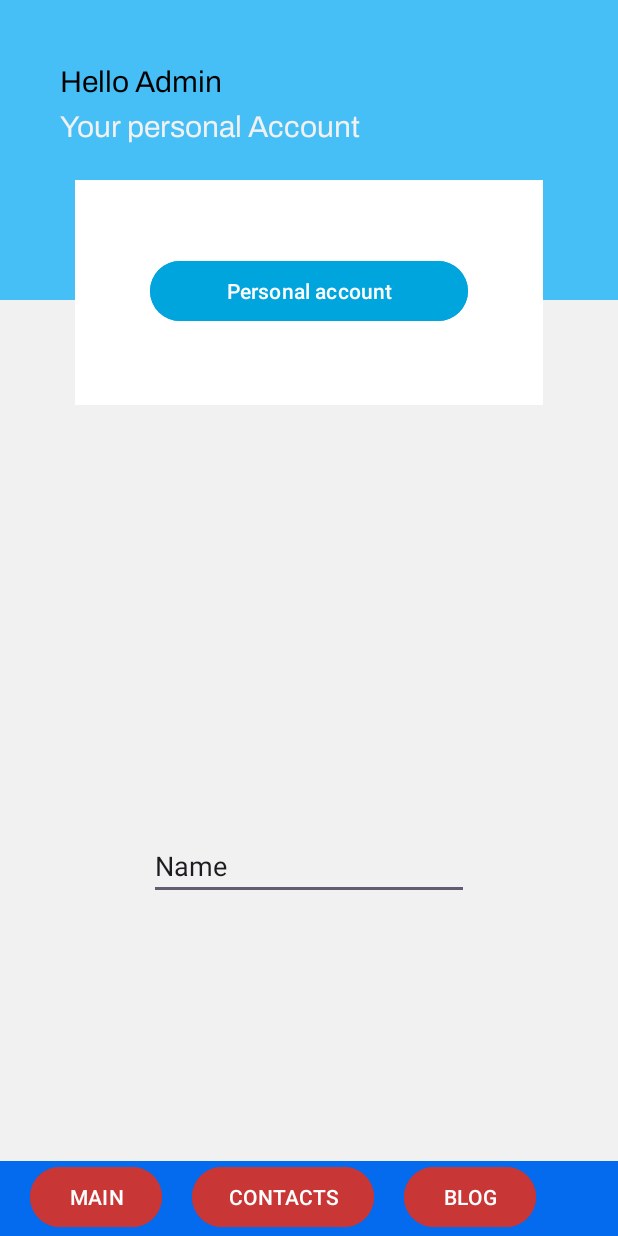
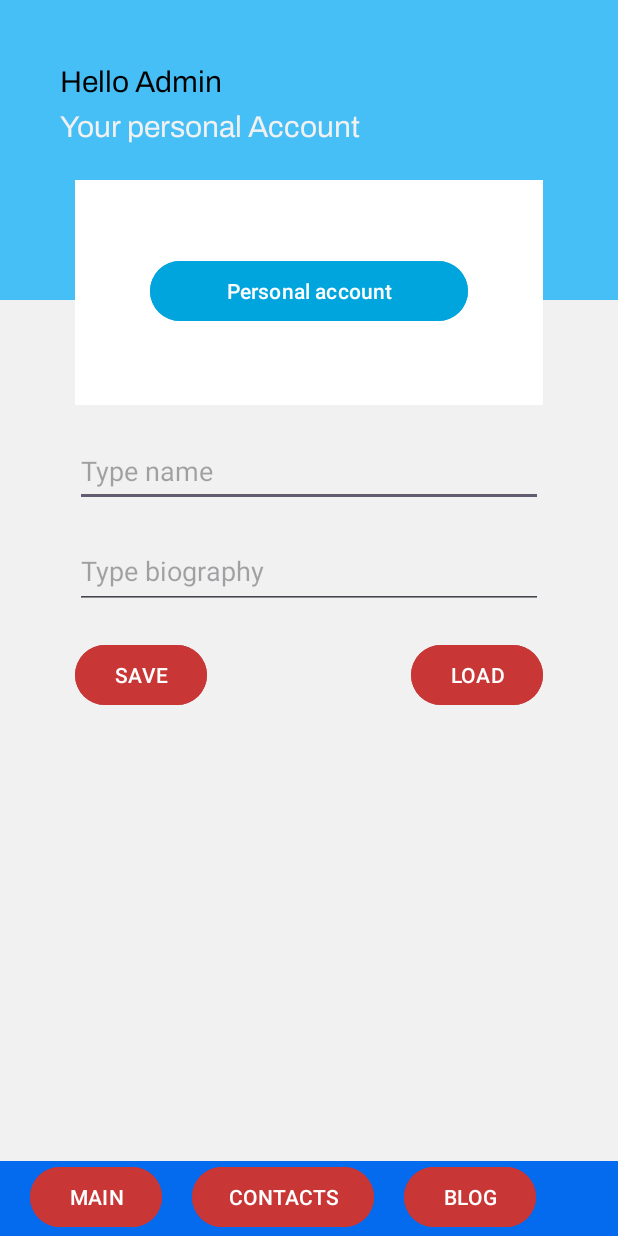
Before and after one commit to TheBaytur/A7, an Android app: the screen it shows after launch (MainActivity), on a phone screen of 412 x 824 dp. Run offline under Robolectric (Android 15) with nearby library versions, the phone set to English and light mode, and no system bars.

Commit message:
Text redactor

```diff
--- a/app/build.gradle.kts
+++ b/app/build.gradle.kts
@@ -4,7 +4,7 @@ plugins {
 
 android {
     namespace = "com.example.a7"
-    compileSdk = 33
+    compileSdk = 34
 
     defaultConfig {
         applicationId = "com.example.a7"
--- a/app/src/main/res/layout/activity_main.xml
+++ b/app/src/main/res/layout/activity_main.xml
@@ -55,15 +55,52 @@
         </RelativeLayout>
 
     <EditText
-        android:id="@+id/editTextText"
+        android:id="@+id/user_name_field"
+        android:layout_width="match_parent"
+        android:layout_height="wrap_content"
+        android:layout_below="@id/main_box"
+        android:layout_marginHorizontal="50dp"
+        android:layout_marginTop="20dp"
+        android:minHeight="48dp"
+        android:hint="Type name"
+        android:ems="10"
+        android:inputType="text"
+        />
+
+    <EditText
+        android:id="@+id/user_bio_field"
+        android:layout_width="match_parent"
+        android:layout_height="48dp"
+        android:layout_below="@id/user_name_field"
+        android:layout_marginHorizontal="50dp"
+        android:layout_marginTop="20dp"
+        android:layout_marginBottom="20dp"
+        android:ems="10"
+        android:gravity="start|top"
+        android:hint="Type biography"
+        android:inputType="textMultiLine"
+        android:minHeight="48dp" />
+
+    <Button
         android:layout_width="wrap_content"
         android:layout_height="wrap_content"
-        android:layout_alignParentBottom="true"
-        android:layout_centerHorizontal="true"
-        android:layout_marginBottom="224dp"
-        android:ems="10"
-        android:inputType="text"
-        android:text="Name" />
+        android:layout_below="@id/user_bio_field"
+        android:layout_marginHorizontal="20dp"
+        android:layout_marginStart="50dp"
+        android:backgroundTint="@color/purple"
+        android:onClick="saveData"
+        android:text="SAVE" />
+
+    <Button
+        android:layout_width="wrap_content"
+        android:layout_height="wrap_content"
+        android:layout_below="@id/user_bio_field"
+        android:layout_alignParentEnd="true"
+        android:layout_marginHorizontal="20dp"
+        android:layout_marginEnd="50dp"
+        android:backgroundTint="@color/purple"
+        android:onClick="getData"
+        android:text="LOAD" />
 
     <LinearLayout
         android:layout_width="match_parent"
```
Also changed, not shown: app/src/main/java/com/example/a7/MainActivity.java (+55 -0 lines).
